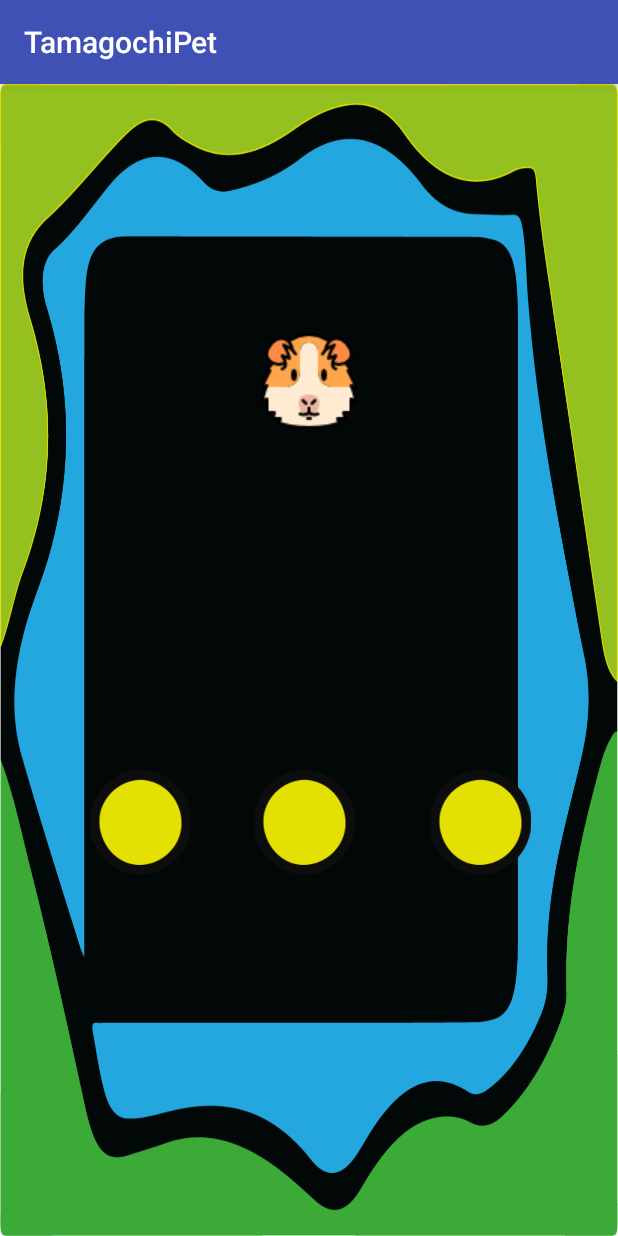
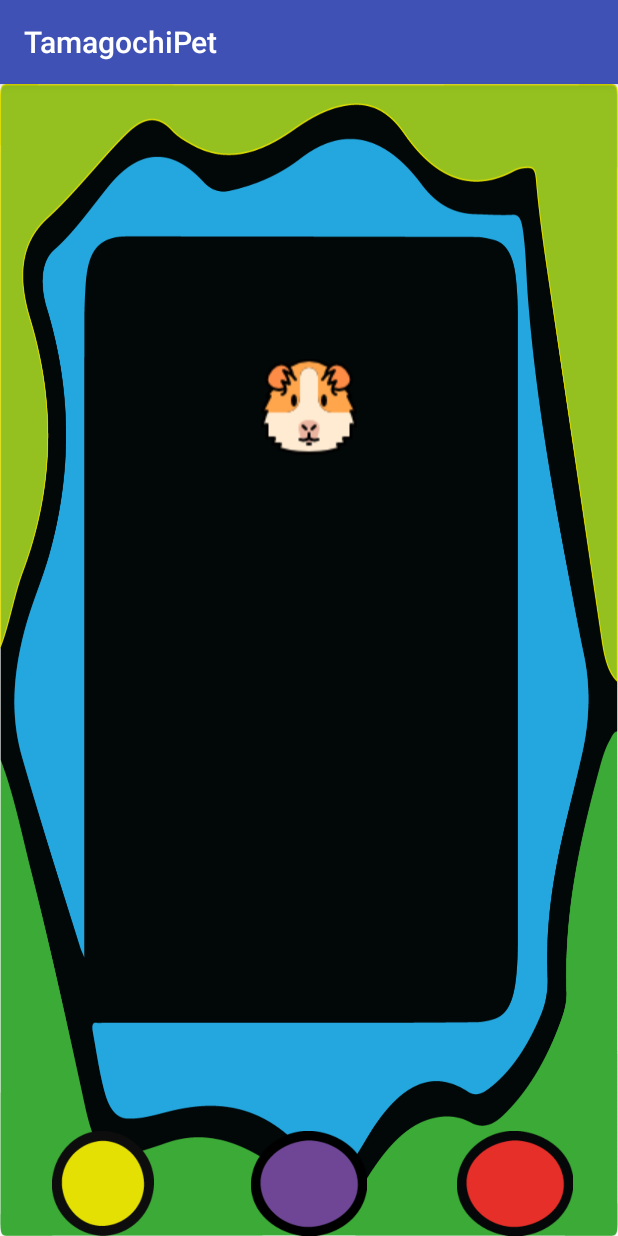
Before and after one commit to Mariapp/Tamagoch, an Android app: the MenuPrincipal screen opened directly, with no data from a screen before it, on a phone screen of 412 x 824 dp. Run offline under Robolectric (Android 15) with nearby library versions, the phone set to English and light mode, and no system bars.

Commit message:
Ultimas actualizaciones

```diff
--- a/app/src/main/res/layout/activity_loginctivity.xml
+++ b/app/src/main/res/layout/activity_loginctivity.xml
@@ -16,10 +16,10 @@
         <LinearLayout
             android:layout_width="wrap_content"
             android:layout_height="wrap_content"
-            android:layout_above="@+id/button5"
             android:layout_centerHorizontal="true"
-            android:layout_marginBottom="94dp"
+            android:layout_centerVertical="true"
             android:layout_weight="1"
+            android:gravity="center"
             android:orientation="vertical">
 
             <TextView
--- a/app/src/main/res/layout/activity_main.xml
+++ b/app/src/main/res/layout/activity_main.xml
@@ -14,23 +14,21 @@
             android:id="@+id/textView"
             android:layout_width="match_parent"
             android:layout_height="wrap_content"
+            android:layout_alignParentEnd="true"
+            android:layout_alignParentRight="true"
+            android:layout_alignParentTop="true"
+            android:layout_marginTop="66dp"
             android:text="TAMAGOCHI PET"
-            android:layout_marginTop="81dp"
-            android:textSize="35dp"
-            android:layout_alignParentTop="true"
-            android:layout_alignParentLeft="true"
-            android:layout_alignParentStart="true"
-            android:layout_marginLeft="32dp"
-            android:layout_marginStart="32dp" />
+            android:textSize="35dp" />
 
         <ImageView
             android:id="@+id/imageView"
             android:layout_width="match_parent"
             android:layout_height="wrap_content"
-            app:srcCompat="@drawable/vectortaagochi"
+            android:layout_alignParentLeft="true"
+            android:layout_alignParentStart="true"
             android:layout_alignParentTop="true"
-            android:layout_alignParentRight="true"
-            android:layout_alignParentEnd="true" />
+            app:srcCompat="@drawable/vectortaagochi" />
     </RelativeLayout>
 
 </LinearLayout>
--- a/app/src/main/res/layout/activity_menu_principal.xml
+++ b/app/src/main/res/layout/activity_menu_principal.xml
@@ -4,54 +4,53 @@
     xmlns:tools="http://schemas.android.com/tools"
     android:layout_width="match_parent"
     android:layout_height="match_parent"
-    tools:context="com.example.didact.tamagochipet.MenuPrincipal"
-    android:background="@drawable/pan">
+    android:background="@drawable/pan"
+    android:orientation="vertical"
+    tools:context="com.example.didact.tamagochipet.MenuPrincipal">
 
-    <RelativeLayout
+    <LinearLayout
         android:layout_width="match_parent"
-        android:layout_height="match_parent">
+        android:layout_height="430dp"
+        android:layout_gravity="center"
+        android:gravity="center"
+        android:orientation="vertical">
 
         <ImageView
-            android:id="@+id/imageView13"
+            android:id="@+id/imageView26"
             android:layout_width="wrap_content"
             android:layout_height="wrap_content"
-            android:layout_alignParentTop="true"
-            android:layout_centerHorizontal="true"
-            android:layout_marginTop="166dp"
             android:layout_weight="1"
             app:srcCompat="@drawable/guinea" />
+    </LinearLayout>
+
+    <LinearLayout
+        android:layout_width="match_parent"
+        android:layout_height="match_parent"
+        android:gravity="bottom"
+        android:orientation="horizontal">
 
         <ImageView
-            android:id="@+id/imageView15"
+            android:id="@+id/imageView23"
             android:layout_width="70dp"
             android:layout_height="70dp"
-            android:layout_below="@+id/imageView13"
-            android:layout_marginEnd="39dp"
-            android:layout_marginRight="39dp"
-            android:layout_marginTop="227dp"
-            android:layout_toLeftOf="@+id/imageView16"
-            android:layout_toStartOf="@+id/imageView16"
-            app:srcCompat="@drawable/tamagocgiboton" />
+            android:layout_weight="1"
+            app:srcCompat="@drawable/tamagocgiboton"
+            android:onClick="configuracion"/>
 
         <ImageView
-            android:id="@+id/imageView16"
+            android:id="@+id/imageView24"
             android:layout_width="70dp"
             android:layout_height="70dp"
-            android:layout_alignEnd="@+id/imageView13"
-            android:layout_alignRight="@+id/imageView13"
-            android:layout_alignTop="@+id/imageView15"
-            app:srcCompat="@drawable/tamagocgiboton" />
+            android:layout_weight="1"
+            app:srcCompat="@drawable/tamagocgibotonlo" />
 
         <ImageView
-            android:id="@+id/imageView17"
+            android:id="@+id/imageView25"
             android:layout_width="70dp"
             android:layout_height="70dp"
-            android:layout_alignTop="@+id/imageView16"
-            android:layout_marginLeft="47dp"
-            android:layout_marginStart="47dp"
-            android:layout_toEndOf="@+id/imageView16"
-            android:layout_toRightOf="@+id/imageView16"
-            app:srcCompat="@drawable/tamagocgiboton" />
-    </RelativeLayout>
+            android:layout_weight="1"
+            app:srcCompat="@drawable/tamagocgibotonrojo"
+            android:onClick="camara"/>
+    </LinearLayout>
 
 </LinearLayout>
```
